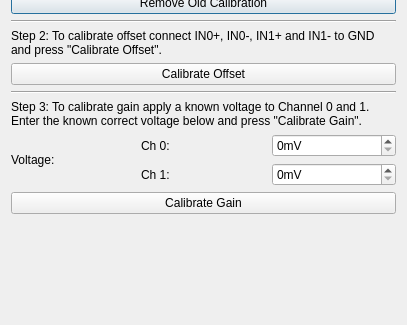
This is src/brickv/plugin_system/plugins/industrial_dual_analog_in_v2/ui/calibration.ui in Tinkerforge/brickv as Qt 5 draws it before an edit; both pictures show x 0 to 407 and y 182 to 507 of the 407 by 507 pixel window. The edited form follows.
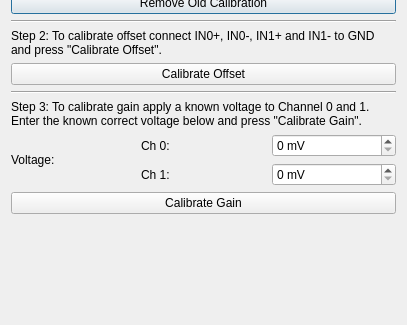
This is the edited form.

Commit message: industrial-dual-analog-in-v2: Plugin implementation

Patch:
```diff
--- a/src/brickv/plugin_system/plugins/industrial_dual_analog_in_v2/ui/calibration.ui
+++ b/src/brickv/plugin_system/plugins/industrial_dual_analog_in_v2/ui/calibration.ui
@@ -73,7 +73,7 @@
      <item row="14" column="2">
       <widget class="QSpinBox" name="spinbox_voltage_ch0">
        <property name="suffix">
-        <string>mV</string>
+        <string> mV</string>
        </property>
        <property name="maximum">
         <number>35000</number>
@@ -114,7 +114,7 @@
      <item row="15" column="2">
       <widget class="QSpinBox" name="spinbox_voltage_ch1">
        <property name="suffix">
-        <string>mV</string>
+        <string> mV</string>
        </property>
        <property name="maximum">
         <number>35000</number>
```
The commit also changes 2 other files.
